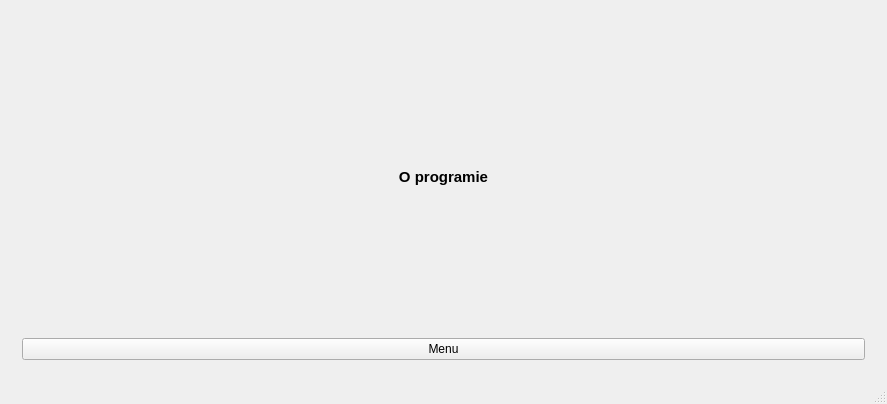
Above: projekt/src/mainwindow.ui from KevinSupertramp/stereogramiksy before the change. Below: the same form after it.
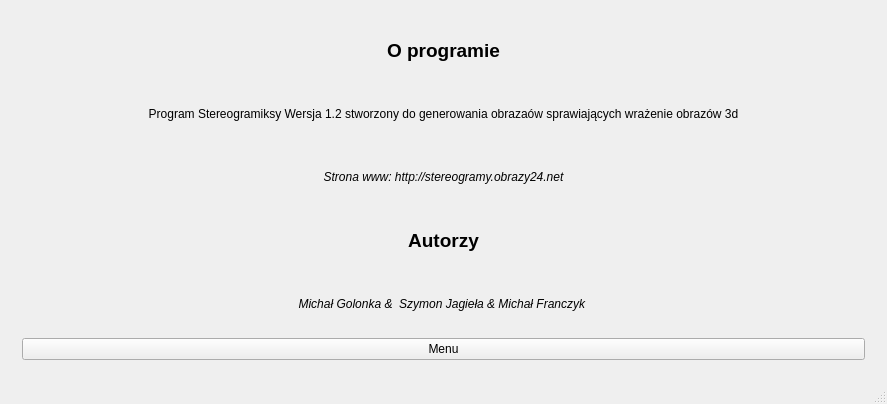
That is the form after the change. The open tabs and pages were chosen to show the change.

Commit message: o programie

```diff
--- a/projekt/src/mainwindow.ui
+++ b/projekt/src/mainwindow.ui
@@ -1030,7 +1030,8 @@
            <widget class="QLabel" name="label_10">
             <property name="font">
              <font>
-              <pointsize>11</pointsize>
+              <family>MS Sans Serif</family>
+              <pointsize>14</pointsize>
               <weight>75</weight>
               <bold>true</bold>
              </font>
@@ -1046,6 +1047,71 @@
             </property>
            </widget>
           </item>
+          <item>
+           <widget class="QLabel" name="label_14">
+            <property name="font">
+             <font>
+              <pointsize>9</pointsize>
+             </font>
+            </property>
+            <property name="text">
+             <string>Program Stereogramiksy Wersja 1.2 stworzony do generowania obrazaów sprawiających wrażenie obrazów 3d</string>
+            </property>
+            <property name="alignment">
+             <set>Qt::AlignCenter</set>
+            </property>
+           </widget>
+          </item>
+          <item>
+           <widget class="QLabel" name="label_15">
+            <property name="font">
+             <font>
+              <italic>true</italic>
+             </font>
+            </property>
+            <property name="text">
+             <string>Strona www: http://stereogramy.obrazy24.net</string>
+            </property>
+            <property name="alignment">
+             <set>Qt::AlignCenter</set>
+            </property>
+           </widget>
+          </item>
+          <item>
+           <widget class="QLabel" name="label_12">
+            <property name="font">
+             <font>
+              <family>MS Sans Serif</family>
+              <pointsize>14</pointsize>
+              <weight>75</weight>
+              <bold>true</bold>
+             </font>
+            </property>
+            <property name="text">
+             <string>Autorzy</string>
+            </property>
+            <property name="alignment">
+             <set>Qt::AlignCenter</set>
+            </property>
+           </widget>
+          </item>
+          <item>
+           <widget class="QLabel" name="label_13">
+            <property name="font">
+             <font>
+              <family>MS Sans Serif</family>
+              <pointsize>9</pointsize>
+              <italic>true</italic>
+             </font>
+            </property>
+            <property name="text">
+             <string>Michał Golonka &amp;  Szymon Jagieła &amp; Michał Franczyk </string>
+            </property>
+            <property name="alignment">
+             <set>Qt::AlignCenter</set>
+            </property>
+           </widget>
+          </item>
           <item>
            <widget class="QPushButton" name="pushButton_oprogramie_menu">
             <property name="text">
```
Left out of the diff: 2 changed lines with no effect on the pictures. The commit also changes 1 other file.
